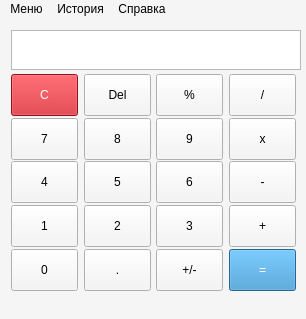
This is Ip-312-Sirotkin/qt-simple-calculator-master/mainwindow.ui in marliele/R2_vpicmv as Qt 5 draws it before an edit. The edited form follows.
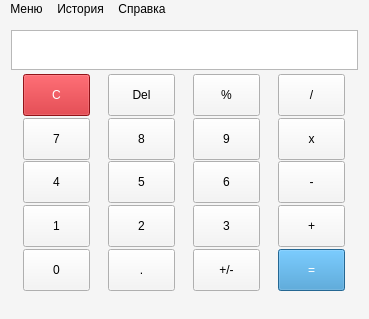
This is the edited form.

What changed in the file:
```diff
--- a/Ip-312-Sirotkin/qt-simple-calculator-master/mainwindow.ui
+++ b/Ip-312-Sirotkin/qt-simple-calculator-master/mainwindow.ui
@@ -9,7 +9,7 @@
    <rect>
     <x>0</x>
     <y>0</y>
-    <width>306</width>
+    <width>369</width>
     <height>319</height>
    </rect>
   </property>
@@ -369,8 +369,8 @@
     <rect>
      <x>0</x>
      <y>0</y>
-     <width>306</width>
-     <height>23</height>
+     <width>369</width>
+     <height>26</height>
     </rect>
    </property>
    <widget class="QMenu" name="menu">
```
